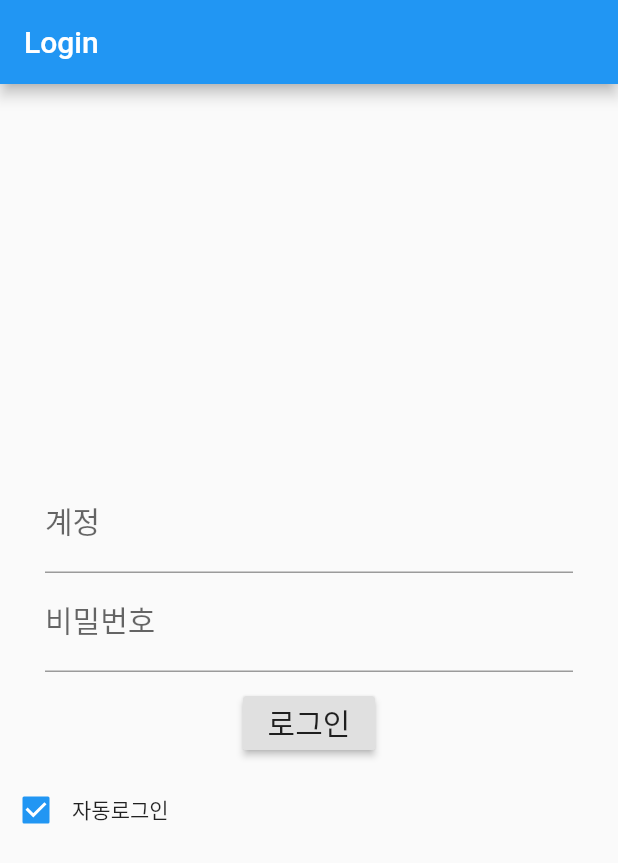
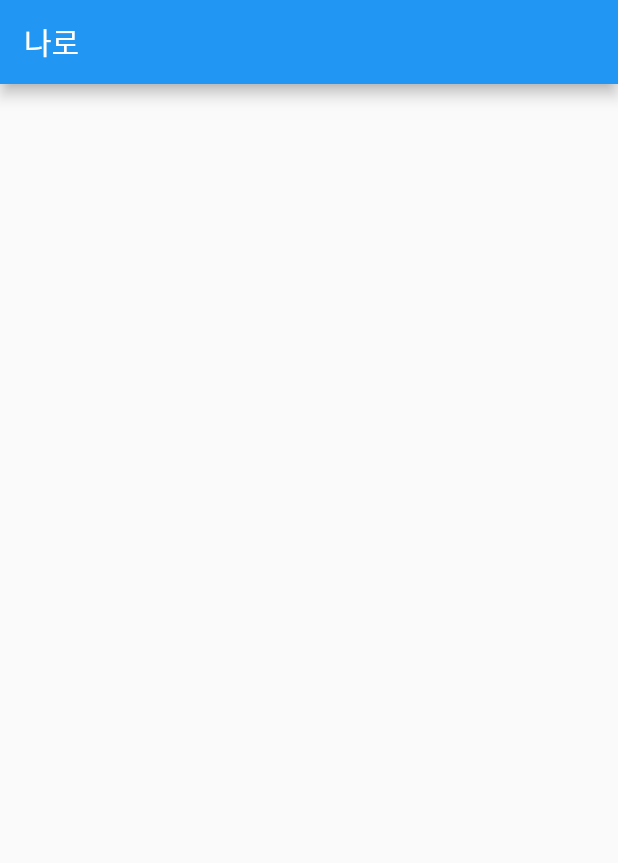
Before and after one commit to galaxykkim/flutter-Naro, a Flutter app: the screen it shows after launch, after a tap on "로그인", on a phone screen of 412 x 824 dp. Shown: the top 863 px of the screen. Run offline on Flutter 3.47's test engine with Material 2 defaults, Android fonts, the phone set to English and light mode, and no system bars.

Commit message:
Main 화면 추가 (미구현)

```diff
--- a/naro/lib/common/Routes.dart
+++ b/naro/lib/common/Routes.dart
@@ -2,9 +2,11 @@ import 'package:flutter/material.dart';
 
 import 'package:naro/pages/SplashPage.dart';
 import 'package:naro/pages/LoginPage.dart';
+import 'package:naro/pages/MainPage.dart';
 
 
 final routes = {
   '/': (BuildContext context) => SplashPage(),
-  '/login': (BuildContext context) => LoginPage()
+  '/login': (BuildContext context) => LoginPage(),
+  '/main': (BuildContext context) => MainPage()
 };
--- a/naro/lib/common/Strings.dart
+++ b/naro/lib/common/Strings.dart
@@ -4,9 +4,16 @@ class Strings {
   static const String app_name = 'Naro Project';
 
   // 로그인화면
+  static const String loginPage_title = "로그인";
   static const String loginPage_account = "계정";
   static const String loginPage_password = "비밀번호";
   static const String loginPage_login = "로그인";
   static const String loginPage_autoLogin = "자동로그인";
 
+  // 메인화면
+  static const String mainPage_title = "나로";
+
+
+
+
 }
--- a/naro/lib/pages/LoginPage.dart
+++ b/naro/lib/pages/LoginPage.dart
@@ -4,33 +4,39 @@ import 'package:naro/common/Strings.dart';
 import 'package:naro/viewmodel/LoginViewModel.dart';
 
 class LoginPage extends StatefulWidget {
-  final String title = 'Login';
-
-  LoginPage({Key key, title}) : super(key: key);
 
   @override
-  _LoginPageState createState() => _LoginPageState();
+  _LoginPageState createState() {
+    return _LoginPageState();
+  }
+
 }
 
 
 class _LoginPageState extends State<LoginPage> {
+
   LoginViewModel loginViewModel = LoginViewModel();
 
-
-  @override
-  void initState() {
-    super.initState();
+  bool _isAutoLogin = false;
 
 
+  void _isAutoLoginChanged(bool b) {
+    debugPrint('자동로그인 여부 = $b');
+    _isAutoLogin = b;
+    setState((){});
   }
 
+
+  void _loginButtonClicked() {
+    Navigator.of(context).pushReplacementNamed('/main');
+  }
 
 
   @override
   Widget build(BuildContext context) {
     return Scaffold(
       appBar: AppBar(
-        title: Text(widget.title),
+        title: Text(Strings.loginPage_title),
       ),
       body: Center(
         child: Column(
@@ -54,29 +60,24 @@ class _LoginPageState extends State<LoginPage> {
             Padding(
               padding: EdgeInsets.symmetric(horizontal: 30, vertical: 10),
               child: RaisedButton(
-                onPressed: () {
-                  debugPrint("onClick Login Button");
-
-                },
+                onPressed: _loginButtonClicked,
                 child: Text(Strings.loginPage_login,
                   style: TextStyle(
                     fontSize: 20,
                   ),),),),
-            Row(
-              children: <Widget>[
-                Checkbox(
-                  value: true,
-                  onChanged: (b) {
-                    loginViewModel.setAutoLogin(b);
-                  },
-                ),
-                Text(Strings.loginPage_autoLogin)
-
-              ],
-            )
-          ],
-        ),
-      ),
+            Padding(
+              padding: EdgeInsets.symmetric(horizontal: 30),
+              child: Row(
+                mainAxisAlignment: MainAxisAlignment.center,
+                children: <Widget>[
+                  Checkbox(
+                    value: _isAutoLogin,
+                    onChanged: _isAutoLoginChanged,
+                  ),
+                  Text(Strings.loginPage_autoLogin)
+                ],
+              )),
+          ]))
     );
   }
 
--- /dev/null
+++ b/naro/lib/pages/MainPage.dart
@@ -0,0 +1,27 @@
+import 'package:flutter/material.dart';
+import 'package:naro/common/Strings.dart';
+
+
+class MainPage extends StatefulWidget {
+
+  @override
+  State<StatefulWidget> createState() {
+    return _MainPageState();
+  }
+
+}
+
+
+class _MainPageState extends State<MainPage> {
+
+  @override
+  Widget build(BuildContext context) {
+    return Scaffold(
+      appBar: AppBar(
+        title: Text(Strings.mainPage_title),
+      ),
+      body: Center(),
+    );
+  }
+
+}
--- a/naro/lib/viewmodel/LoginViewModel.dart
+++ b/naro/lib/viewmodel/LoginViewModel.dart
@@ -1,13 +1,6 @@
-import 'package:naro/common/Config.dart';
-import 'package:shared_preferences/shared_preferences.dart';
 
 class LoginViewModel {
 
-  /// 자동로그인여부설정
-  void setAutoLogin(bool isAutoLoagin) async {
-    SharedPreferences pref = await SharedPreferences.getInstance();
-    await pref.setBool(Config.key_autoLogin, isAutoLoagin);
-  }
 
 
 
--- a/naro/pubspec.yaml
+++ b/naro/pubspec.yaml
@@ -21,6 +21,7 @@ dependencies:
     sdk: flutter
   firebase_core: ^0.2.5
   firebase_analytics: ^1.0.4
+
   shared_preferences: ^0.5.2
 
   # The following adds the Cupertino Icons font to your application.
```
Also changed, not shown: naro/lib/viewmodel/MainViewModel.dart (added).
